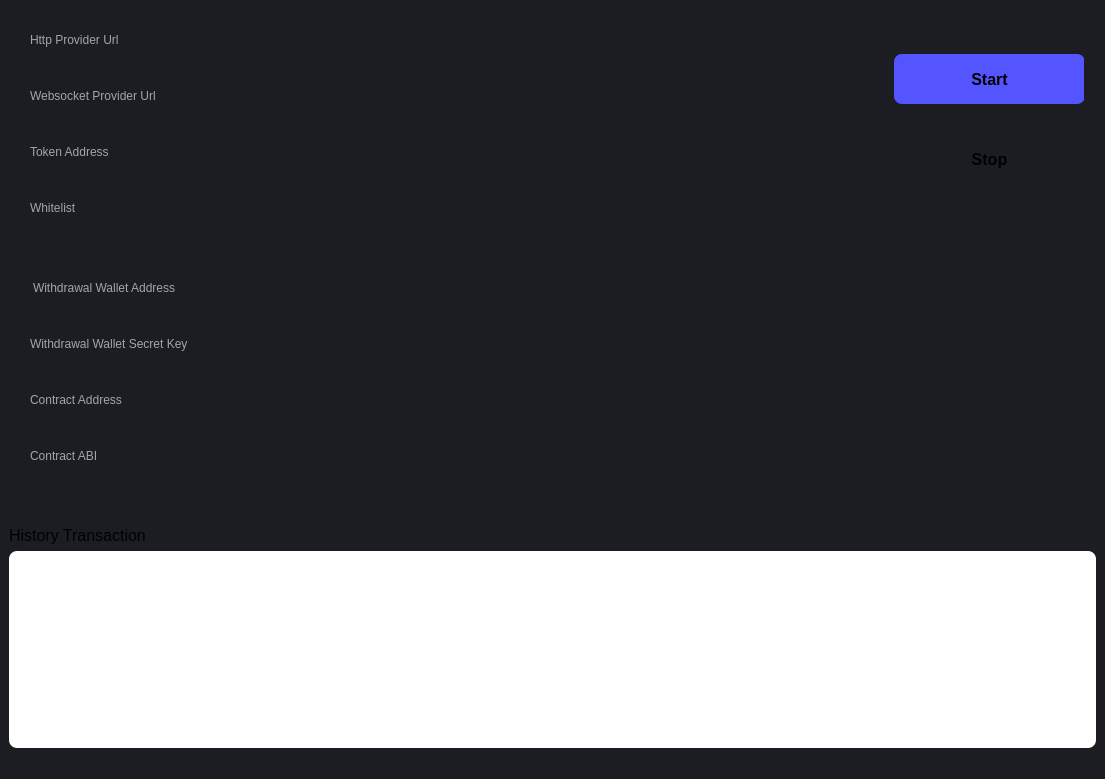
This is resources/layouts/main_window.ui in thvroyal/listen-transactions as Qt 5 draws it before an edit. The edited form follows.
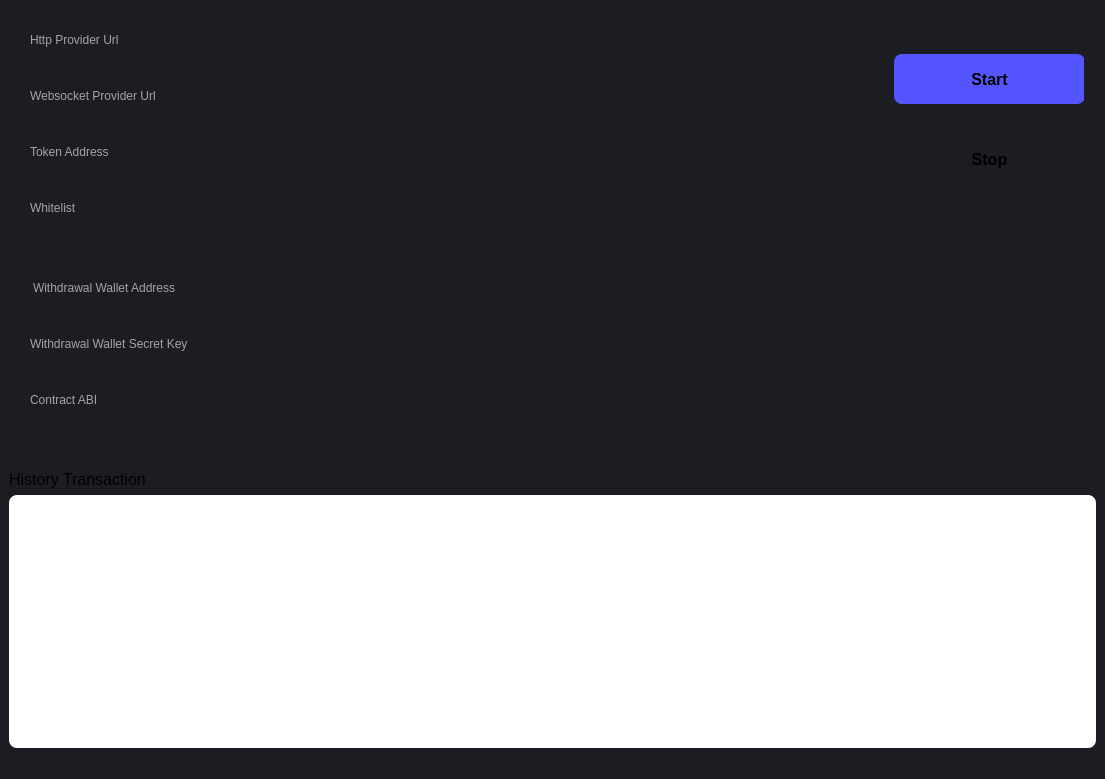
This is the edited form.

Commit message: remove contract address

Diff of the .ui file:
```diff
--- a/resources/layouts/main_window.ui
+++ b/resources/layouts/main_window.ui
@@ -64,17 +64,7 @@
             </property>
            </widget>
           </item>
-          <item row="12" column="0">
-           <widget class="QLabel" name="label_7">
-            <property name="styleSheet">
-             <string notr="true">color: rgba(255, 255, 255, 0.6);</string>
-            </property>
-            <property name="text">
-             <string>Contract Address</string>
-            </property>
-           </widget>
-          </item>
-          <item row="15" column="0">
+          <item row="13" column="0">
            <widget class="QLineEdit" name="qline_contract_abi">
             <property name="minimumSize">
              <size>
@@ -303,7 +293,7 @@
             </property>
            </widget>
           </item>
-          <item row="14" column="0">
+          <item row="12" column="0">
            <widget class="QLabel" name="label_9">
             <property name="styleSheet">
              <string notr="true">color: rgba(255, 255, 255, 0.6);</string>
```
Left out of the diff: 28 changed lines with no effect on the pictures. The commit also changes 7 other files.
